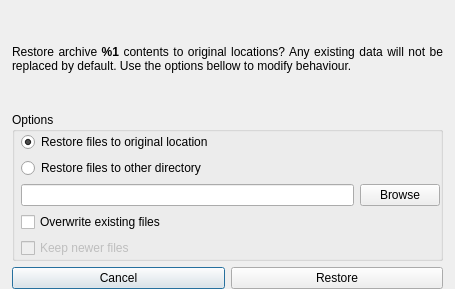
Before: the Qt Designer form forms/restoredialog.ui in Tarsnap/tarsnap-gui, drawn with Qt 5.
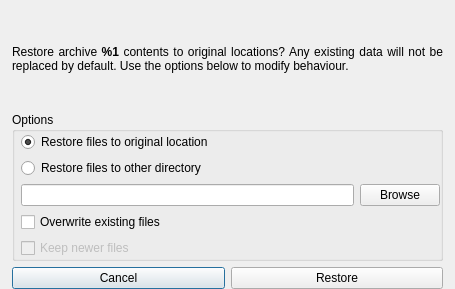
After: the same form once the commit is applied. Icons and pictures are not drawn.

The edit to the form file:
```diff
--- a/forms/restoredialog.ui
+++ b/forms/restoredialog.ui
@@ -59,7 +59,7 @@
       </sizepolicy>
      </property>
      <property name="text">
-      <string>&lt;html&gt;&lt;head/&gt;&lt;body&gt;&lt;p&gt;Restore archive &lt;span style=&quot; font-weight:600;&quot;&gt;%1&lt;/span&gt; contents to original locations? Any existing data will not be replaced by default. Use the options bellow to modify behaviour.&lt;/p&gt;&lt;/body&gt;&lt;/html&gt;</string>
+      <string>&lt;html&gt;&lt;head/&gt;&lt;body&gt;&lt;p&gt;Restore archive &lt;span style=&quot; font-weight:600;&quot;&gt;%1&lt;/span&gt; contents to original locations? Any existing data will not be replaced by default. Use the options below to modify behaviour.&lt;/p&gt;&lt;/body&gt;&lt;/html&gt;</string>
      </property>
      <property name="textFormat">
       <enum>Qt::RichText</enum>
```
